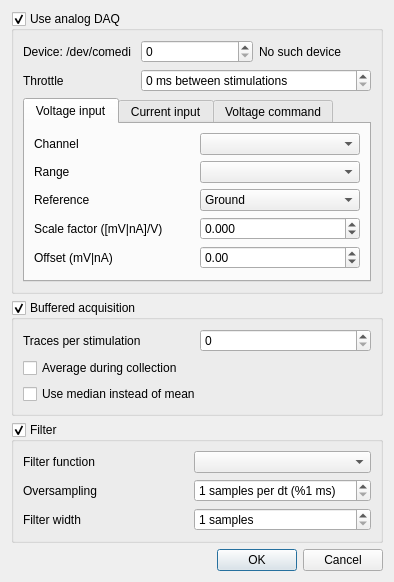
First picture: the form in src/gui/daqdialog.ui, repository CompEphys-team/rtdo, before the edit.
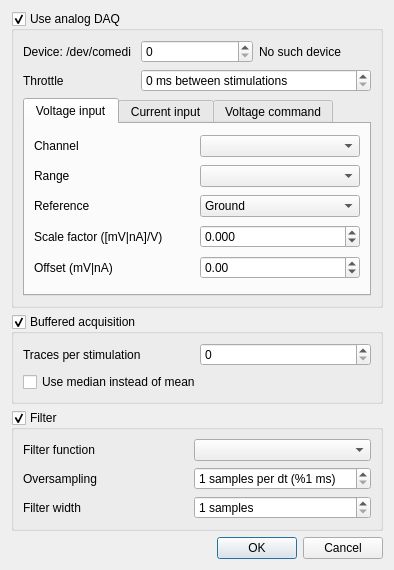
Second picture: the form after the edit.

Commit message: Always average during cache collection

```diff
--- a/src/gui/daqdialog.ui
+++ b/src/gui/daqdialog.ui
@@ -447,13 +447,6 @@
        <widget class="QSpinBox" name="numTraces"/>
       </item>
       <item row="1" column="0" colspan="2">
-       <widget class="QCheckBox" name="average">
-        <property name="text">
-         <string>Average during collection</string>
-        </property>
-       </widget>
-      </item>
-      <item row="2" column="0" colspan="2">
        <widget class="QCheckBox" name="useMedian">
         <property name="text">
          <string>Use median instead of mean</string>
```
The commit also changes 4 other files.
